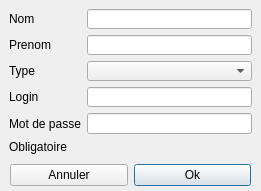
RBFUZ/TP_STL, file TP_ASR/dialogpersonnel.ui: the form before one commit.
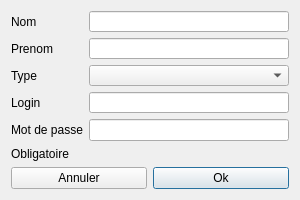
The form after the commit.

Diff of the .ui file:
```diff
--- a/TP_ASR/dialogpersonnel.ui
+++ b/TP_ASR/dialogpersonnel.ui
@@ -6,22 +6,21 @@
    <rect>
     <x>0</x>
     <y>0</y>
-    <width>261</width>
-    <height>191</height>
+    <width>300</width>
+    <height>200</height>
    </rect>
   </property>
+  <property name="minimumSize">
+   <size>
+    <width>300</width>
+    <height>200</height>
+   </size>
+  </property>
   <property name="windowTitle">
    <string>Ajout d'un personnel</string>
   </property>
-  <widget class="QWidget" name="formLayoutWidget">
-   <property name="geometry">
-    <rect>
-     <x>9</x>
-     <y>9</y>
-     <width>243</width>
-     <height>145</height>
-    </rect>
-   </property>
+  <layout class="QVBoxLayout" name="verticalLayout">
+   <item>
    <layout class="QFormLayout" name="formLayout">
     <item row="0" column="0">
      <widget class="QLabel" name="lblNom">
@@ -85,16 +84,8 @@
      </widget>
     </item>
    </layout>
-  </widget>
-  <widget class="QWidget" name="gridLayoutWidget">
-   <property name="geometry">
-    <rect>
-     <x>10</x>
-     <y>160</y>
-     <width>241</width>
-     <height>31</height>
-    </rect>
-   </property>
+   </item>
+   <item>
    <layout class="QGridLayout" name="gridLayout">
     <item row="0" column="1">
      <widget class="QPushButton" name="btnOk">
@@ -111,7 +102,8 @@
      </widget>
     </item>
    </layout>
-  </widget>
+   </item>
+  </layout>
  </widget>
  <resources/>
  <connections/>
```
Lines whose indentation alone changed are shown as unchanged.
